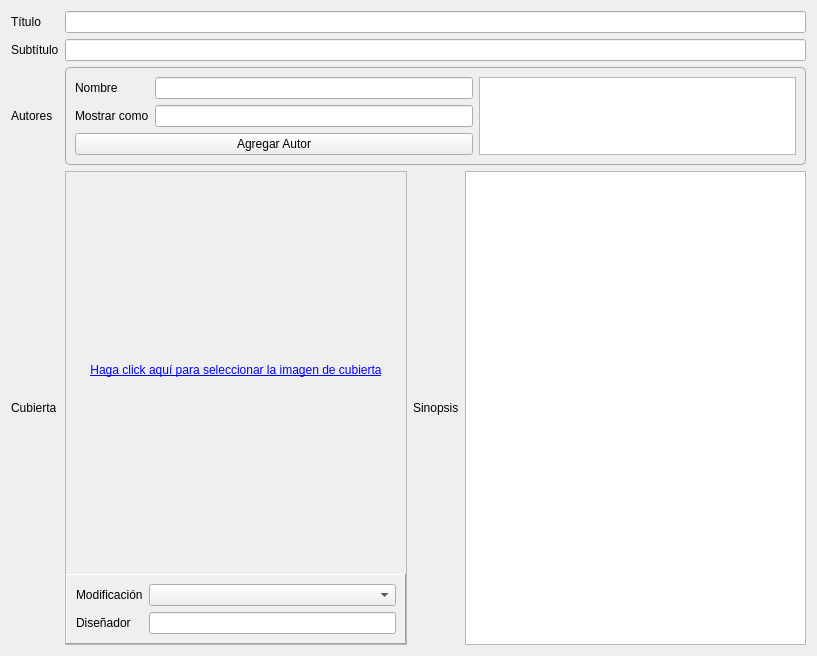
This is gui/forms/basic_metadata_widget.ui in leandro86/epubcreator as Qt 5 draws it before an edit. The edited form follows.
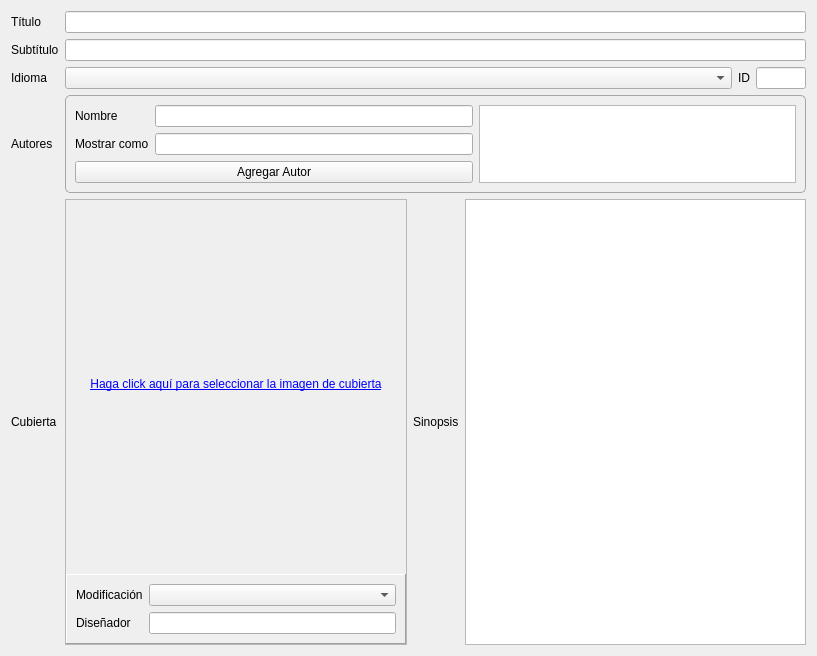
This is the edited form. Icons and pictures are not drawn. Custom widgets are drawn as their Qt base class.

Commit message: Agregado campo id de libro, y el campo de idioma se muestra ahora en la pestaña de datos básicos en la gui.

Patch:
```diff
--- a/gui/forms/basic_metadata_widget.ui
+++ b/gui/forms/basic_metadata_widget.ui
@@ -17,11 +17,11 @@
 	border-radius: 5px; 
 }</string>
   </property>
-  <layout class="QGridLayout" name="gridLayout_2" rowstretch="0,0,0,0">
+  <layout class="QGridLayout" name="gridLayout_2" rowstretch="0,0,0,0,0">
    <property name="spacing">
     <number>6</number>
    </property>
-   <item row="3" column="0">
+   <item row="4" column="0">
     <widget class="QLabel" name="label_5">
      <property name="sizePolicy">
       <sizepolicy hsizetype="Fixed" vsizetype="Preferred">
@@ -34,7 +34,7 @@
      </property>
     </widget>
    </item>
-   <item row="2" column="0">
+   <item row="3" column="0">
     <widget class="QLabel" name="label_3">
      <property name="text">
       <string>Autores</string>
@@ -54,7 +54,7 @@
      </property>
     </widget>
    </item>
-   <item row="0" column="1" colspan="2">
+   <item row="0" column="1" colspan="3">
     <widget class="QLineEdit" name="titleInput">
      <property name="sizePolicy">
       <sizepolicy hsizetype="Preferred" vsizetype="Preferred">
@@ -92,7 +92,7 @@
      </property>
     </widget>
    </item>
-   <item row="1" column="1" colspan="2">
+   <item row="1" column="1" colspan="3">
     <widget class="QLineEdit" name="subtitleInput">
      <property name="sizePolicy">
       <sizepolicy hsizetype="Preferred" vsizetype="Preferred">
@@ -117,7 +117,7 @@
      </property>
     </widget>
    </item>
-   <item row="2" column="1" colspan="2">
+   <item row="3" column="1" colspan="3">
     <widget class="QGroupBox" name="groupBox">
      <property name="sizePolicy">
       <sizepolicy hsizetype="Preferred" vsizetype="Preferred">
@@ -197,7 +197,7 @@
      </layout>
     </widget>
    </item>
-   <item row="3" column="1" colspan="2">
+   <item row="4" column="1" colspan="3">
     <layout class="QHBoxLayout" name="horizontalLayout" stretch="1,0,1">
      <item>
       <widget class="QFrame" name="frame">
@@ -317,6 +317,52 @@
      </item>
     </layout>
    </item>
+   <item row="2" column="0">
+    <widget class="QLabel" name="label_7">
+     <property name="text">
+      <string>Idioma</string>
+     </property>
+    </widget>
+   </item>
+   <item row="2" column="1">
+    <widget class="QComboBox" name="languageInput">
+     <property name="sizePolicy">
+      <sizepolicy hsizetype="Expanding" vsizetype="Fixed">
+       <horstretch>0</horstretch>
+       <verstretch>0</verstretch>
+      </sizepolicy>
+     </property>
+    </widget>
+   </item>
+   <item row="2" column="3">
+    <widget class="QLineEdit" name="idInput">
+     <property name="sizePolicy">
+      <sizepolicy hsizetype="Preferred" vsizetype="Fixed">
+       <horstretch>0</horstretch>
+       <verstretch>0</verstretch>
+      </sizepolicy>
+     </property>
+     <property name="maximumSize">
+      <size>
+       <width>50</width>
+       <height>16777215</height>
+      </size>
+     </property>
+    </widget>
+   </item>
+   <item row="2" column="2">
+    <widget class="QLabel" name="label_8">
+     <property name="sizePolicy">
+      <sizepolicy hsizetype="Preferred" vsizetype="Preferred">
+       <horstretch>0</horstretch>
+       <verstretch>0</verstretch>
+      </sizepolicy>
+     </property>
+     <property name="text">
+      <string>ID</string>
+     </property>
+    </widget>
+   </item>
   </layout>
  </widget>
  <customwidgets>
```
Left out of the diff: 13 changed lines with no effect on the pictures. The commit also changes 8 other files.
